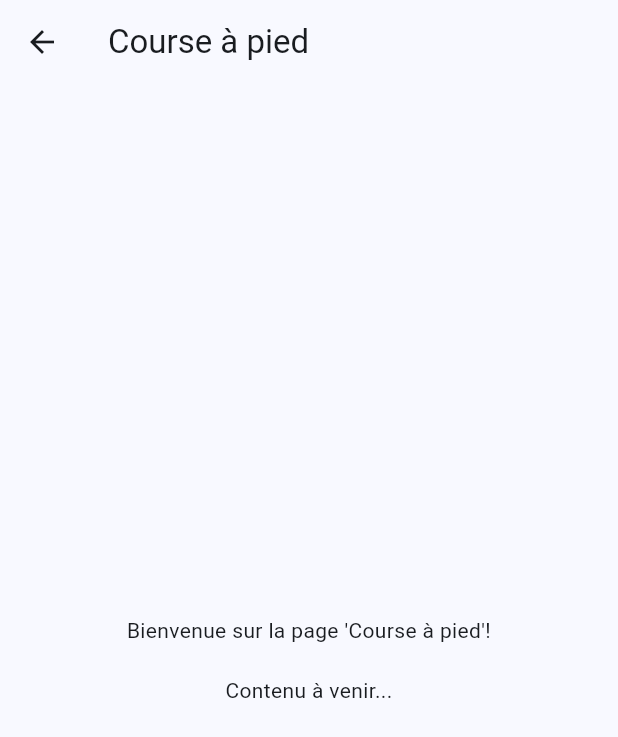
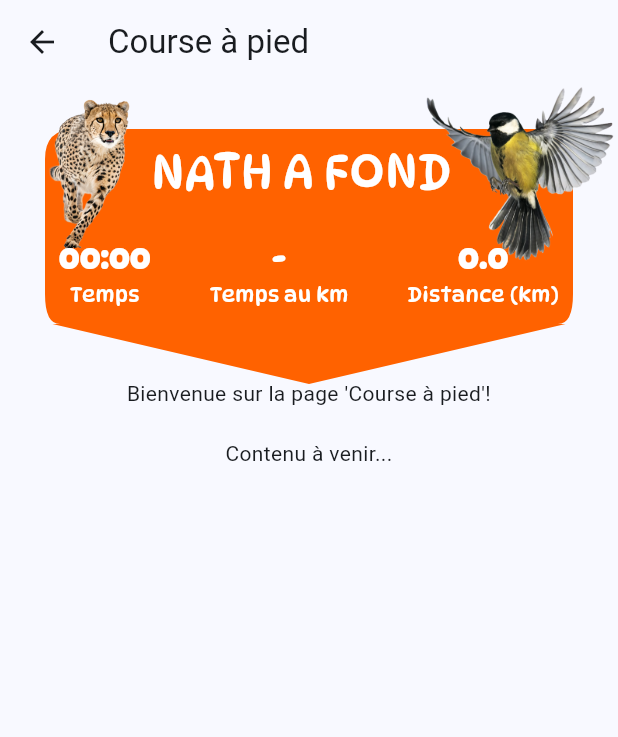
Before and after one commit to Louen12/natation, a Flutter app: the screen it shows after launch, after a tap on "Course à pied", on a phone screen of 412 x 824 dp. Shown: the top 737 px of the screen. Run offline on Flutter 3.47's test engine with Material 3 defaults, Android fonts, the phone set to English and light mode, and no system bars.

Commit message:
ajout header

```diff
--- a/lib/screens/running.dart
+++ b/lib/screens/running.dart
@@ -1,4 +1,5 @@
 import 'package:flutter/material.dart';
+import '../widgets/vico_header.dart';
 
 class RunningScreen extends StatelessWidget {
   const RunningScreen({super.key});
@@ -9,13 +10,21 @@ class RunningScreen extends StatelessWidget {
       appBar: AppBar(
         title: const Text('Course à pied'),
       ),
-      body: const Center(
-        child: Padding(
-          padding: EdgeInsets.all(16.0),
-          child: Text(
-            "Bienvenue sur la page 'Course à pied'!\n\nContenu à venir...",
-            textAlign: TextAlign.center,
-          ),
+      body: SingleChildScrollView(
+        child: Column(
+          children: const [
+            VicoHeader(),
+
+            SizedBox(height: 20),
+
+            Padding(
+              padding: EdgeInsets.all(16.0),
+              child: Text(
+                "Bienvenue sur la page 'Course à pied'!\n\nContenu à venir...",
+                textAlign: TextAlign.center,
+              ),
+            ),
+          ],
         ),
       ),
     );
--- /dev/null
+++ b/lib/widgets/vico_header.dart
@@ -0,0 +1,154 @@
+import 'package:flutter/material.dart';
+
+class VicoHeader extends StatelessWidget {
+  final Duration temps;   // temps de course
+  final double distance;  // distance parcourue en km
+
+  const VicoHeader({
+    super.key,
+    this.temps = Duration.zero,
+    this.distance = 0.0,
+  });
+
+  String _formatDuration(Duration d) {
+    String twoDigits(int n) => n.toString().padLeft(2, "0");
+    return "${twoDigits(d.inMinutes.remainder(60))}:${twoDigits(d.inSeconds.remainder(60))}";
+  }
+
+  @override
+  Widget build(BuildContext context) {
+    // Temps formaté
+    String tempsStr = _formatDuration(temps);
+
+    // Temps au km (par défaut "-")
+    String tempsAuKm = "-";
+    if (distance > 0) {
+      final secondsPerKm = temps.inSeconds / distance;
+      final d = Duration(seconds: secondsPerKm.round());
+      tempsAuKm = _formatDuration(d);
+    }
+
+    return Stack(
+      alignment: Alignment.topCenter,
+      children: [
+        // Fond orange
+        Padding(
+          padding: const EdgeInsets.fromLTRB(30.0, 30.0, 30.0, 0.0),  // marge de 30 à gauche et à droite
+          child: CustomPaint(
+            painter: HeaderPainter(),
+            child: Container(
+              height: 130,
+              width: double.infinity,
+            ),
+          ),
+        ),
+
+        // Guépard flottant à gauche
+        Positioned(
+          left: 10,
+          top: 0,
+          child: Image.asset(
+            "maquette/guepard.png",
+            height: 120, // plus grand
+          ),
+        ),
+
+        // Mésange flottante à droite
+        Positioned(
+          right: 0,
+          top: 0,
+          child: Image.asset(
+            "maquette/mesange.png",
+            height: 120, // plus grand
+          ),
+        ),
+
+        Column(
+          mainAxisSize: MainAxisSize.min,
+          children: [
+            const SizedBox(height: 35),
+
+            // Images + titre
+            Row(
+              mainAxisAlignment: MainAxisAlignment.center,
+              children: [
+                const SizedBox(width: 20),
+                const Text(
+                  "NATH A FOND",
+                  style: TextStyle(
+                    fontFamily: 'DynaPuff',
+                    fontSize: 32,
+                    color: Colors.white,
+                    fontWeight: FontWeight.w400, // approximatif, Regular
+                  ),
+                ),
+                const SizedBox(width: 30),
+              ],
+            ),
+
+            const SizedBox(height: 20),
+
+            // Infos (initialisées à 0)
+            Row(
+              mainAxisAlignment: MainAxisAlignment.spaceEvenly,
+              children: [
+                _infoWidget(tempsStr, "Temps"),
+                _infoWidget(tempsAuKm, "Temps au km"),
+                _infoWidget(distance.toStringAsFixed(1), "Distance (km)"),
+              ],
+            ),
+          ],
+        ),
+      ],
+    );
+  }
+
+  Widget _infoWidget(String value, String label) {
+    return Column(
+      children: [
+        Text(
+        value,
+        style: const TextStyle(
+          fontFamily: 'DynaPuff',   // <-- Ajouter la police ici
+          fontSize: 20,
+          fontWeight: FontWeight.bold,
+          color: Colors.white,
+          ),
+        ),
+        Text(
+          label,
+          style: const TextStyle(
+            fontFamily: 'DynaPuff',   // <-- Et ici aussi
+            color: Colors.white,
+          ),
+        ),
+      ],
+    );
+  }
+}
+
+class HeaderPainter extends CustomPainter {
+  @override
+  void paint(Canvas canvas, Size size) {
+    final paint = Paint()..color = const Color.fromRGBO(255, 98, 0, 1);
+
+    final path = Path()
+      ..moveTo(0, 20)
+      ..quadraticBezierTo(0, 0, 20, 0) // arrondi haut gauche
+      ..lineTo(size.width - 20, 0)
+      ..quadraticBezierTo(size.width, 0, size.width, 20) // arrondi haut droit
+      ..lineTo(size.width, size.height - 20)
+      ..quadraticBezierTo(size.width, size.height, size.width - 10, size.height)
+      ..lineTo( 5 , size.height)
+      ..lineTo(size.width / 2, size.height + 40) // point en bas
+      ..lineTo(size.width - 5, size.height)
+      ..lineTo(10, size.height)
+      ..quadraticBezierTo(0, size.height, 0, size.height - 20)
+      ..close();
+
+    canvas.drawPath(path, paint);
+  }
+
+  @override
+  bool shouldRepaint(covariant CustomPainter oldDelegate) => false;
+}
```
Also changed, not shown: pubspec.yaml (+9 -0 lines), fonts/DynaPuff-VariableFont_wdth,wght.ttf (added).
